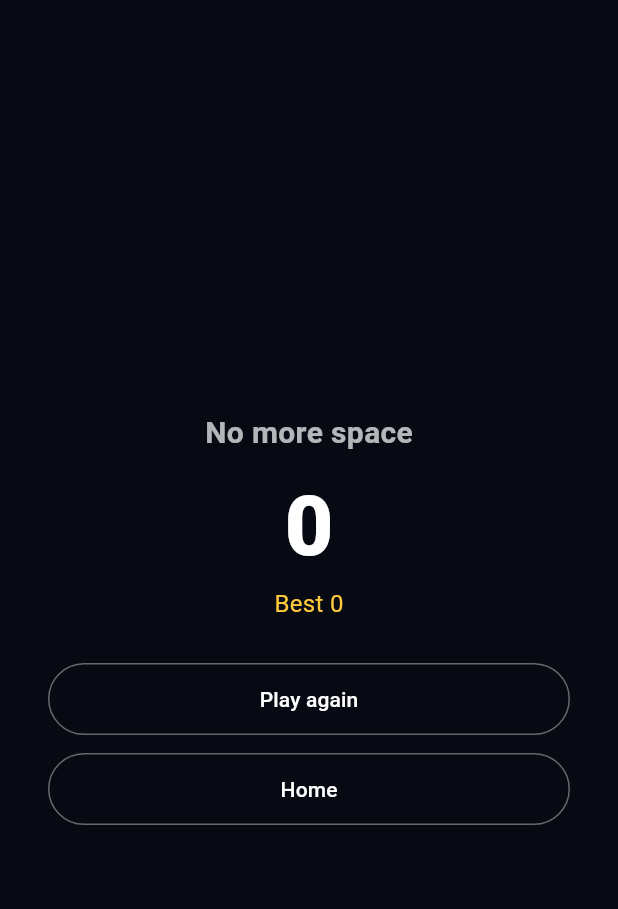
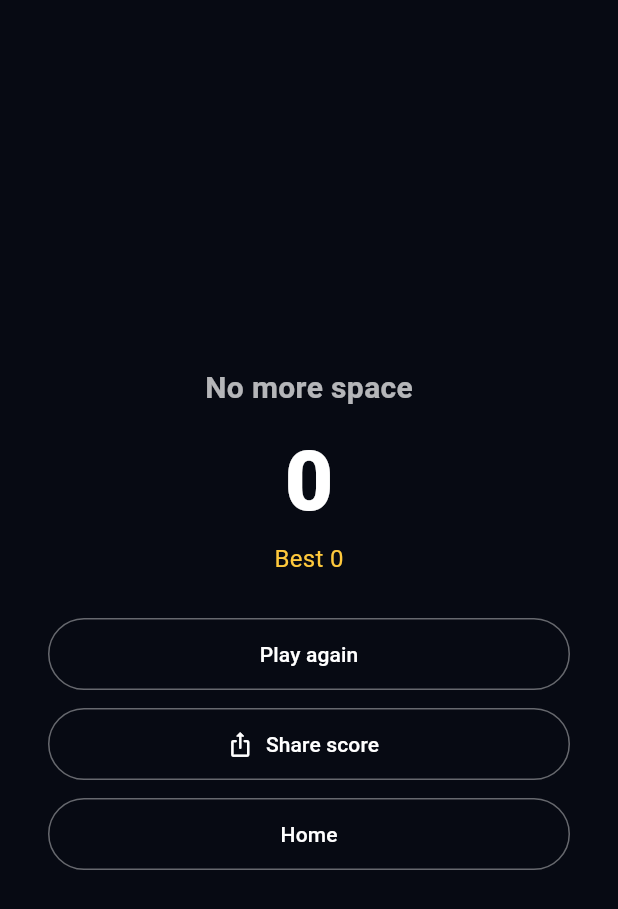
Before and after one commit to jefottavi-tech/BlockDaily, a Flutter app: the _GameOverPanel widget shown alone on an empty page, opened directly with empty values, on a phone screen of 412 x 824 dp. Shown: the top 909 px of the screen. Run offline on Flutter 3.47's test engine with Material 3 defaults, Android fonts, the phone set to English and light mode, and no system bars; our stand-ins replace audioplayers, firebase_core, firebase_crashlytics, firebase_remote_config, google_mobile_ads, in_app_purchase and 3 more; missing offline and left inert: in_app_update; accounts and stored records are empty; statements that could not run were skipped.

Commit message:
Share: Play Store link in every result, and sharing after classic games
Shared text ends with the store URL so friends can install in one tap (there is
no web version anymore). Classic game over gets a Share score button
("New best" when it is one).

Co-Authored-By: Claude Opus 5.5 <noreply@anthropic.com>

```diff
--- a/lib/services/share_text.dart
+++ b/lib/services/share_text.dart
@@ -1,4 +1,7 @@
 import 'stats_store.dart';
+
+/// Store page, added to every shared result so friends can install the game in one tap.
+const playStoreUrl = 'https://play.google.com/store/apps/details?id=ca.kallistesoft.block_daily';
 
 String formatScore(int n) => n.toString().replaceAllMapped(RegExp(r'\B(?=(\d{3})+$)'), (_) => ',');
 
@@ -10,5 +13,13 @@ String dailyShareText(DailyResult r, {required int streak}) {
     '⭐ ${formatScore(r.score)}',
     if (r.bestCombo > 0) '$fire combo x${r.bestCombo} · ${r.lines} lines',
     if (streak > 1) '📅 $streak-day streak',
+    playStoreUrl,
   ].join('\n');
 }
+
+/// Text shared after a classic game.
+String classicShareText({required int score, required bool newBest}) => [
+      'Block Daily 🧩',
+      newBest ? '🏆 New best: ${formatScore(score)}' : '⭐ ${formatScore(score)}',
+      playStoreUrl,
+    ].join('\n');
--- a/lib/services/update_service.dart
+++ b/lib/services/update_service.dart
@@ -3,6 +3,8 @@ import 'package:flutter/foundation.dart';
 import 'package:in_app_update/in_app_update.dart';
 import 'package:package_info_plus/package_info_plus.dart';
 import 'package:url_launcher/url_launcher.dart';
+
+import 'share_text.dart';
 
 enum UpdateStatus { none, recommended, required }
 
@@ -19,8 +21,6 @@ UpdateStatus updateStatusFor({required int build, required int minVersion, requi
 /// Parameters (Number): `min_version_code` blocks older builds, `recommended_version_code` offers the update.
 /// Debug builds read the `_debug` variants instead, so the screens can be tried without touching players.
 class UpdateService {
-  static const _playUrl = 'https://play.google.com/store/apps/details?id=ca.kallistesoft.block_daily';
-
   final status = ValueNotifier(UpdateStatus.none);
   int _build = 0;
 
@@ -60,6 +60,6 @@ class UpdateService {
     } catch (_) {
       // Not installed from Play (test builds) or Play unavailable.
     }
-    await launchUrl(Uri.parse(_playUrl), mode: LaunchMode.externalApplication);
+    await launchUrl(Uri.parse(playStoreUrl), mode: LaunchMode.externalApplication);
   }
 }
--- a/lib/ui/game_screen.dart
+++ b/lib/ui/game_screen.dart
@@ -207,6 +207,10 @@ class _GameScreenState extends State<GameScreen> with TickerProviderStateMixin {
   }
 
   Future<void> _share() async {
+    if (!_isDaily) {
+      await shareText(context, classicShareText(score: game.score, newBest: _newBest));
+      return;
+    }
     final result = _stats.daily(game.dailyNumber!);
     if (result == null) return;
     await shareText(context, dailyShareText(result, streak: _stats.dailyStreak(game.dailyNumber!)));
@@ -487,8 +491,17 @@ class _GameOverPanel extends StatelessWidget {
                   icon: const Icon(Icons.ios_share_rounded),
                   label: const Text('Share result'),
                 )
-              else
+              else ...[
                 OutlinedButton(key: const Key('again'), style: small, onPressed: onPlayAgain, child: const Text('Play again')),
+                const SizedBox(height: 12),
+                OutlinedButton.icon(
+                  key: const Key('share'),
+                  style: small,
+                  onPressed: onShare,
+                  icon: const Icon(Icons.ios_share_rounded),
+                  label: const Text('Share score'),
+                ),
+              ],
               const SizedBox(height: 12),
               OutlinedButton(key: const Key('home'), style: small, onPressed: onHome, child: const Text('Home')),
             ]),
```
Also changed, not shown: 2 other files.
